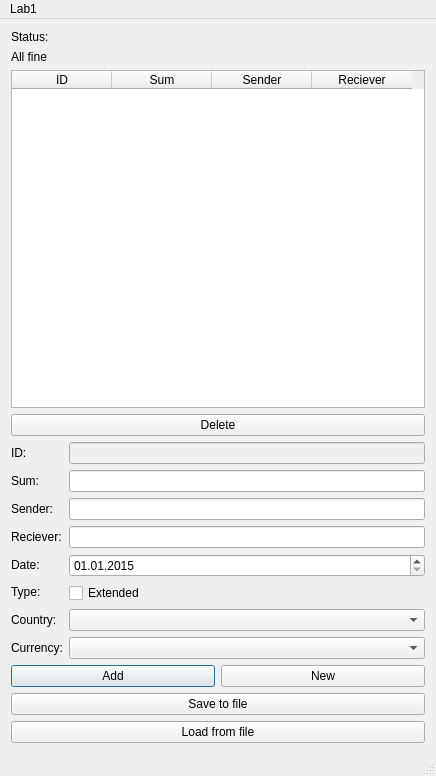
First picture: the form in lab1_ui/mainwindow.ui, repository swatSTEAM/labs, before the edit.
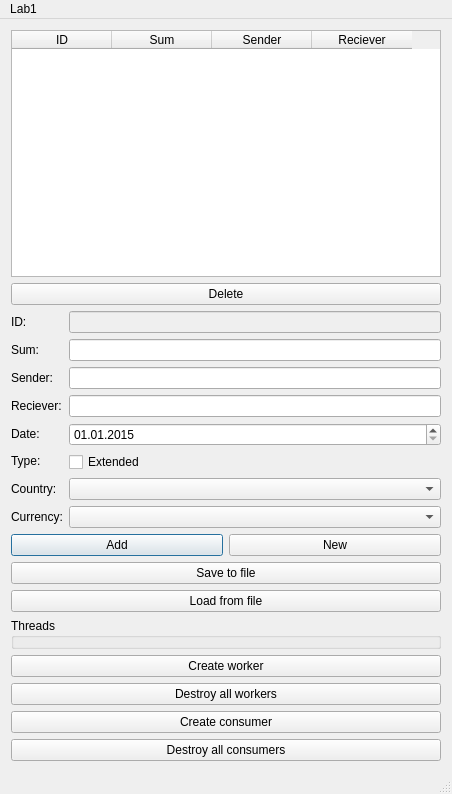
Second picture: the form after the edit.

What changed in the file:
```diff
--- a/lab1_ui/mainwindow.ui
+++ b/lab1_ui/mainwindow.ui
@@ -6,8 +6,8 @@
    <rect>
     <x>0</x>
     <y>0</y>
-    <width>436</width>
-    <height>776</height>
+    <width>452</width>
+    <height>794</height>
    </rect>
   </property>
   <property name="windowTitle">
@@ -16,25 +16,16 @@
   <widget class="QWidget" name="centralWidget">
    <layout class="QVBoxLayout" name="verticalLayout_5">
     <item>
-     <layout class="QVBoxLayout" name="verticalLayout_4">
-      <item>
-       <widget class="QLabel" name="label_5">
-        <property name="text">
-         <string>Status:</string>
-        </property>
-       </widget>
-      </item>
-      <item>
-       <widget class="QLabel" name="label_9">
-        <property name="text">
-         <string>All fine</string>
-        </property>
-       </widget>
-      </item>
-     </layout>
+     <layout class="QVBoxLayout" name="verticalLayout_4"/>
     </item>
     <item>
      <widget class="QTableWidget" name="tableWidget">
+      <property name="sizePolicy">
+       <sizepolicy hsizetype="Expanding" vsizetype="Expanding">
+        <horstretch>0</horstretch>
+        <verstretch>0</verstretch>
+       </sizepolicy>
+      </property>
       <property name="editTriggers">
        <set>QAbstractItemView::NoEditTriggers</set>
       </property>
@@ -239,6 +230,48 @@
       </property>
      </widget>
     </item>
+    <item>
+     <widget class="QGroupBox" name="groupBox">
+      <property name="sizePolicy">
+       <sizepolicy hsizetype="Preferred" vsizetype="Fixed">
+        <horstretch>0</horstretch>
+        <verstretch>0</verstretch>
+       </sizepolicy>
+      </property>
+      <property name="title">
+       <string>Threads</string>
+      </property>
+      <zorder>pushButton_6</zorder>
+     </widget>
+    </item>
+    <item>
+     <widget class="QPushButton" name="pushButton_6">
+      <property name="text">
+       <string>Create worker</string>
+      </property>
+     </widget>
+    </item>
+    <item>
+     <widget class="QPushButton" name="pushButton_7">
+      <property name="text">
+       <string>Destroy all workers</string>
+      </property>
+     </widget>
+    </item>
+    <item>
+     <widget class="QPushButton" name="pushButton_8">
+      <property name="text">
+       <string>Create consumer</string>
+      </property>
+     </widget>
+    </item>
+    <item>
+     <widget class="QPushButton" name="pushButton_9">
+      <property name="text">
+       <string>Destroy all consumers</string>
+      </property>
+     </widget>
+    </item>
    </layout>
   </widget>
   <widget class="QMenuBar" name="menuBar">
@@ -246,7 +279,7 @@
     <rect>
      <x>0</x>
      <y>0</y>
-     <width>436</width>
+     <width>452</width>
      <height>25</height>
     </rect>
    </property>
```
